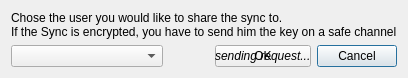
Above: Client/src/QtClient/qtShareDialog.ui from psieg/MyCloud before the change. Below: the same form after it.
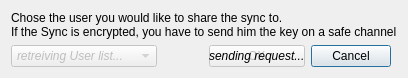
That is the form after the change. Icons and pictures are not drawn.

Commit message: #42, add shares by listing all users and picking one

The edit to the form file:
```diff
--- a/Client/src/QtClient/qtShareDialog.ui
+++ b/Client/src/QtClient/qtShareDialog.ui
@@ -32,16 +32,43 @@
     </widget>
    </item>
    <item row="1" column="0">
-    <widget class="QComboBox" name="comboBox">
+    <widget class="QComboBox" name="userBox">
+     <property name="enabled">
+      <bool>false</bool>
+     </property>
      <property name="sizePolicy">
       <sizepolicy hsizetype="Expanding" vsizetype="Fixed">
        <horstretch>0</horstretch>
        <verstretch>0</verstretch>
       </sizepolicy>
      </property>
+	  <layout class="QVBoxLayout" name="verticalLayout">
+      <property name="leftMargin">
+       <number>6</number>
+      </property>
+      <property name="topMargin">
+       <number>0</number>
+      </property>
+      <property name="rightMargin">
+       <number>11</number>
+      </property>
+      <property name="bottomMargin">
+       <number>0</number>
+      </property>
+      <item>
+       <widget class="QLabel" name="fetchUserLabel">
+        <property name="enabled">
+         <bool>false</bool>
+        </property>
+        <property name="text">
+         <string>&lt;i&gt;retreiving User list...&lt;/i&gt;</string>
+        </property>
+       </widget>
+      </item>
+     </layout>
     </widget>
    </item>
-   <item row="0" column="0" colspan="4">
+   <item row="0" column="0" colspan="5">
     <widget class="QLabel" name="label">
      <property name="text">
       <string>Chose the user you would like to share the sync to.
@@ -53,6 +80,9 @@
     <layout class="QGridLayout" name="gridLayout">
      <item row="0" column="0">
       <widget class="QPushButton" name="okButton">
+       <property name="enabled">
+        <bool>false</bool>
+       </property>
        <property name="text">
         <string>OK</string>
        </property>
```
The commit also changes 8 other files.
